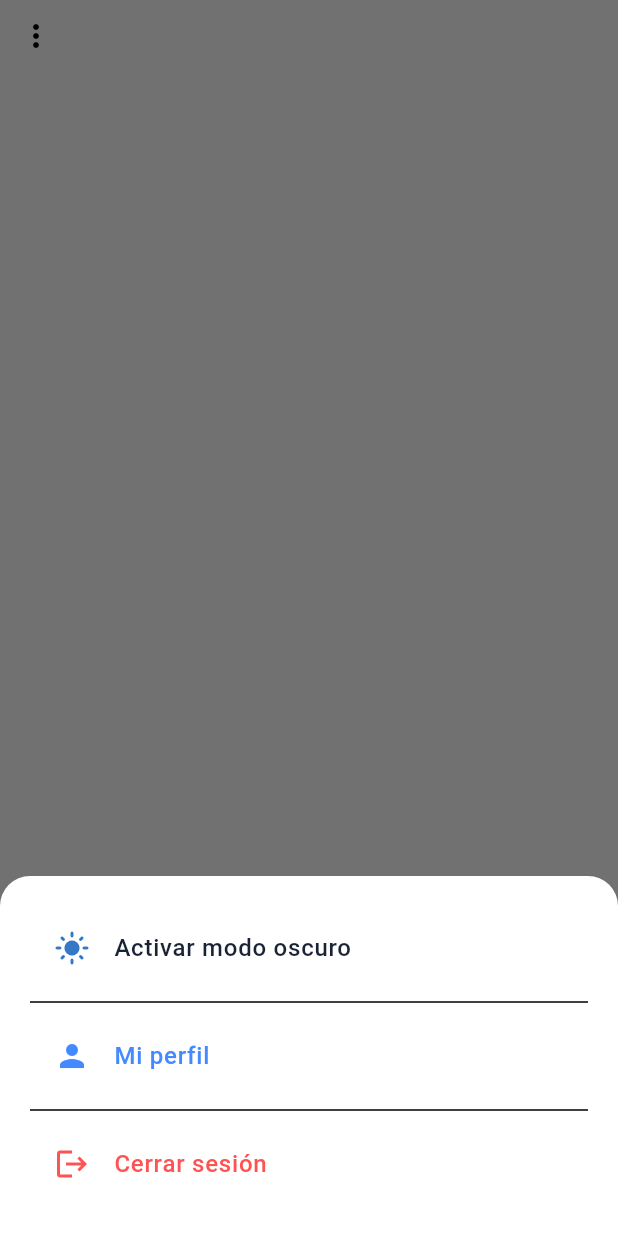
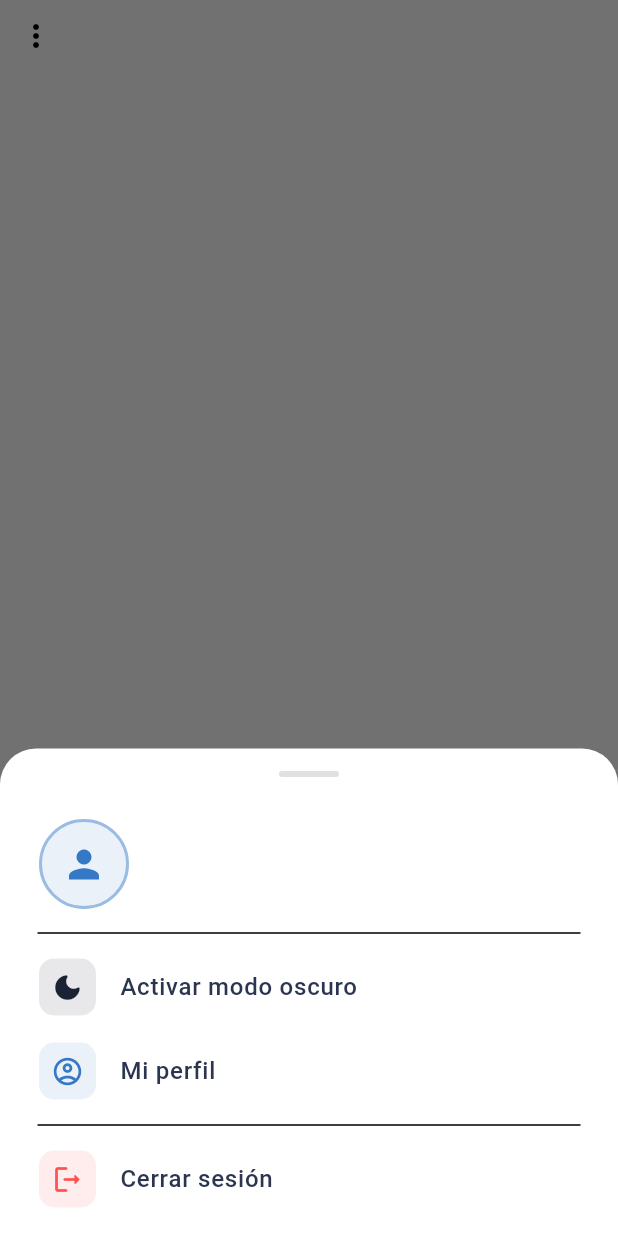
Before and after one commit to Droid636/novaexpress, a Flutter app: the ThemeMenuButton widget shown alone on an empty page, opened directly, after a tap on the "more vert" icon, on a phone screen of 412 x 824 dp. Run offline on Flutter 3.47's test engine with Material 3 defaults, Android fonts, the light colour scheme and no system bars; our stand-ins replace cloud_firestore, dio, firebase_auth, firebase_core, firebase_storage, flutter_riverpod and 6 more; missing offline and left inert: firebase_app_check; accounts and stored records are empty; network calls fail.

Commit message:
diseño app menu

```diff
--- a/lib/components/theme_menu_button.dart
+++ b/lib/components/theme_menu_button.dart
@@ -4,6 +4,7 @@ import '../app_theme.dart';
 import '../helpers/theme_mode_provider.dart';
 import 'package:firebase_auth/firebase_auth.dart';
 import 'package:shared_preferences/shared_preferences.dart';
+import 'package:cloud_firestore/cloud_firestore.dart';
 
 class ThemeMenuButton extends ConsumerWidget {
   const ThemeMenuButton({super.key});
@@ -17,29 +18,135 @@ class ThemeMenuButton extends ConsumerWidget {
     return IconButton(
       icon: const Icon(Icons.more_vert),
       onPressed: () {
+        final user = FirebaseAuth.instance.currentUser;
         showModalBottomSheet(
           context: context,
+          // Fondo del modal adaptativo
+          backgroundColor: isDark ? AppTheme.navBackground : Colors.white,
           shape: const RoundedRectangleBorder(
-            borderRadius: BorderRadius.vertical(top: Radius.circular(20)),
+            borderRadius: BorderRadius.vertical(top: Radius.circular(24)),
           ),
           builder: (_) {
             return Padding(
-              padding: const EdgeInsets.all(20),
+              padding: const EdgeInsets.symmetric(vertical: 10, horizontal: 10),
               child: Column(
                 mainAxisSize: MainAxisSize.min,
                 children: [
-                  ListTile(
-                    leading: Icon(
-                      isDark ? Icons.dark_mode : Icons.light_mode,
-                      color: AppTheme.navSelected,
-                    ),
-                    title: Text(
-                      isDark ? 'Desactivar modo oscuro' : 'Activar modo oscuro',
-                      style: TextStyle(
-                        fontWeight: FontWeight.w500,
-                        color: isDark ? Colors.white : AppTheme.navBackground,
+                  // Indicador visual superior (drag handle)
+                  Container(
+                    width: 40,
+                    height: 4,
+                    margin: const EdgeInsets.only(bottom: 20, top: 5),
+                    decoration: BoxDecoration(
+                      color: isDark ? Colors.white24 : Colors.grey[300],
+                      borderRadius: BorderRadius.circular(10),
                     ),
                   ),
+
+                  if (user != null) ...[
+                    FutureBuilder<DocumentSnapshot>(
+                      future: FirebaseFirestore.instance
+                          .collection('users')
+                          .doc(user.uid)
+                          .get(),
+                      builder: (context, snapshot) {
+                        String name = '';
+                        String photoURL = '';
+
+                        if (snapshot.hasData && snapshot.data!.exists) {
+                          final data =
+                              snapshot.data!.data() as Map<String, dynamic>?;
+                          if (data != null) {
+                            name =
+                                '${data['name'] ?? ''} ${data['lastName'] ?? ''}'
+                                    .trim();
+                            photoURL = (data['profileImage'] ?? '') as String;
+                          }
+                        }
+
+                        // Fallback a Firebase Auth si Firestore está vacío
+                        if (name.isEmpty) name = user.displayName ?? 'Usuario';
+                        if (photoURL.isEmpty) photoURL = user.photoURL ?? '';
+
+                        return Padding(
+                          padding: const EdgeInsets.symmetric(
+                            horizontal: 16,
+                            vertical: 8,
+                          ),
+                          child: Row(
+                            children: [
+                              Container(
+                                decoration: BoxDecoration(
+                                  shape: BoxShape.circle,
+                                  border: Border.all(
+                                    color: AppTheme.navSelected.withOpacity(
+                                      0.5,
+                                    ),
+                                    width: 2,
+                                  ),
+                                ),
+                                child: CircleAvatar(
+                                  radius: 28,
+                                  backgroundColor: AppTheme.navSelected
+                                      .withOpacity(0.1),
+                                  backgroundImage: photoURL.isNotEmpty
+                                      ? NetworkImage(photoURL)
+                                      : null,
+                                  child: photoURL.isEmpty
+                                      ? Icon(
+                                          Icons.person,
+                                          color: AppTheme.navSelected,
+                                          size: 30,
+                                        )
+                                      : null,
+                                ),
+                              ),
+                              const SizedBox(width: 15),
+                              Expanded(
+                                child: Column(
+                                  crossAxisAlignment: CrossAxisAlignment.start,
+                                  children: [
+                                    Text(
+                                      name,
+                                      style: TextStyle(
+                                        fontSize: 18,
+                                        fontWeight: FontWeight.bold,
+                                        color: isDark
+                                            ? Colors.white
+                                            : AppTheme.bookmarksTitle,
+                                      ),
+                                    ),
+                                    Text(
+                                      user.email ?? '',
+                                      style: TextStyle(
+                                        fontSize: 13,
+                                        color: isDark
+                                            ? AppTheme.navUnselected
+                                            : Colors.grey[600],
+                                      ),
+                                    ),
+                                  ],
+                                ),
+                              ),
+                            ],
+                          ),
+                        );
+                      },
+                    ),
+                    const Divider(indent: 15, endIndent: 15),
+                  ],
+
+                  // Opción: Tema
+                  _buildOption(
+                    context,
+                    isDark: isDark,
+                    icon: isDark
+                        ? Icons.light_mode_rounded
+                        : Icons.dark_mode_rounded,
+                    label: isDark
+                        ? 'Activar modo claro'
+                        : 'Activar modo oscuro',
+                    iconColor: isDark ? Colors.amber : AppTheme.navBackground,
                     onTap: () async {
                       await notifier.setTheme(
                         isDark ? ThemeMode.light : ThemeMode.dark,
@@ -47,33 +154,73 @@ class ThemeMenuButton extends ConsumerWidget {
                       Navigator.pop(context);
                     },
                   ),
-                  const Divider(),
-                  ListTile(
-                    leading: const Icon(Icons.person, color: Colors.blueAccent),
-                    title: Text(
-                      'Mi perfil',
-                      style: TextStyle(
-                        fontWeight: FontWeight.w500,
-                        color: isDark ? Colors.blue[200] : Colors.blueAccent,
-                      ),
-                    ),
+
+                  // Opción: Perfil
+                  _buildOption(
+                    context,
+                    isDark: isDark,
+                    icon: Icons.account_circle_outlined,
+                    label: 'Mi perfil',
+                    iconColor: AppTheme.navSelected,
                     onTap: () {
                       Navigator.pop(context);
                       Navigator.of(context).pushNamed('/profile');
                     },
                   ),
-                  const Divider(),
-                  ListTile(
-                    leading: const Icon(Icons.logout, color: Colors.redAccent),
+
+                  const Divider(indent: 15, endIndent: 15),
+
+                  // Opción: Cerrar Sesión
+                  _buildOption(
+                    context,
+                    isDark: isDark,
+                    icon: Icons.logout_rounded,
+                    label: 'Cerrar sesión',
+                    iconColor: Colors.redAccent,
+                    onTap: () async {
+                      Navigator.pop(context);
+                      await _handleSignOut(context);
+                    },
+                  ),
+                ],
+              ),
+            );
+          },
+        );
+      },
+    );
+  }
+
+  // Widget auxiliar para las opciones del menú
+  Widget _buildOption(
+    BuildContext context, {
+    required bool isDark,
+    required IconData icon,
+    required String label,
+    required Color iconColor,
+    required VoidCallback onTap,
+  }) {
+    return ListTile(
+      leading: Container(
+        padding: const EdgeInsets.all(8),
+        decoration: BoxDecoration(
+          color: iconColor.withOpacity(0.1),
+          borderRadius: BorderRadius.circular(10),
+        ),
+        child: Icon(icon, color: iconColor, size: 22),
+      ),
       title: Text(
-                      'Cerrar sesión',
+        label,
         style: TextStyle(
           fontWeight: FontWeight.w500,
-                        color: isDark ? Colors.red[200] : Colors.redAccent,
+          color: isDark ? Colors.white : AppTheme.bookmarksTitle,
         ),
       ),
-                    onTap: () async {
-                      Navigator.pop(context);
+      onTap: onTap,
+    );
+  }
+
+  Future<void> _handleSignOut(BuildContext context) async {
     try {
       await FirebaseAuth.instance.signOut();
       final prefs = await SharedPreferences.getInstance();
@@ -85,21 +232,10 @@ class ThemeMenuButton extends ConsumerWidget {
       }
     } catch (e) {
       if (context.mounted) {
-                          ScaffoldMessenger.of(context).showSnackBar(
-                            SnackBar(
-                              content: Text('Error al cerrar sesión: $e'),
-                            ),
-                          );
+        ScaffoldMessenger.of(
+          context,
+        ).showSnackBar(SnackBar(content: Text('Error al cerrar sesión: $e')));
       }
     }
-                    },
-                  ),
-                ],
-              ),
-            );
-          },
-        );
-      },
-    );
   }
 }
```
Lines whose indentation alone changed are shown as unchanged.
